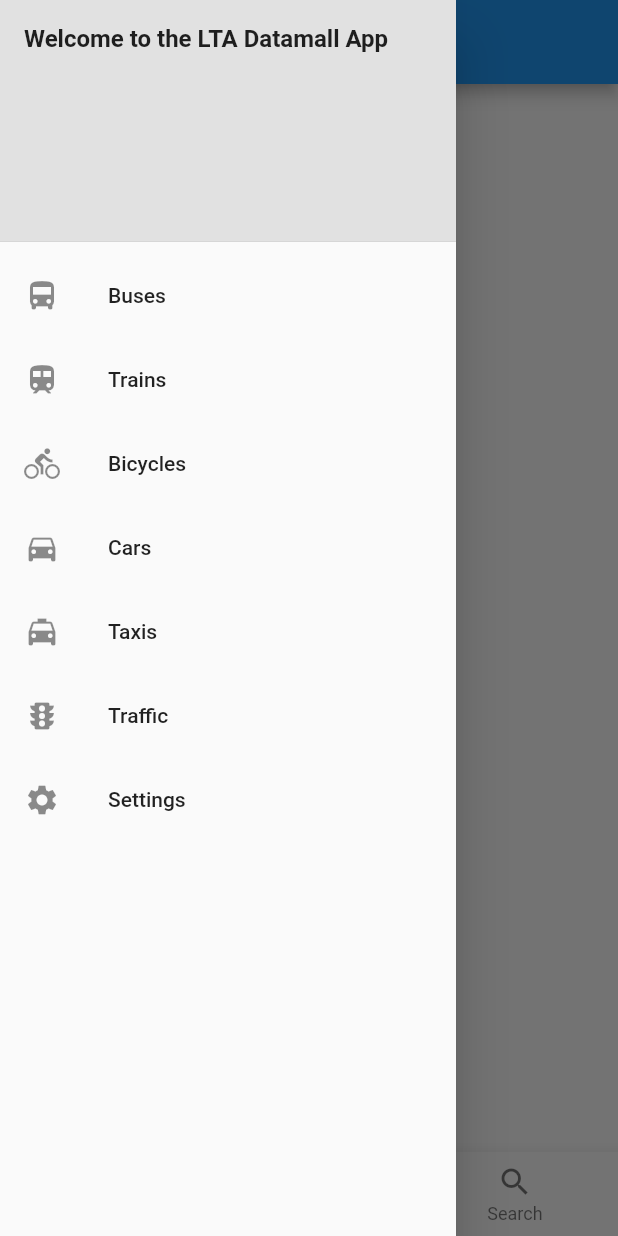
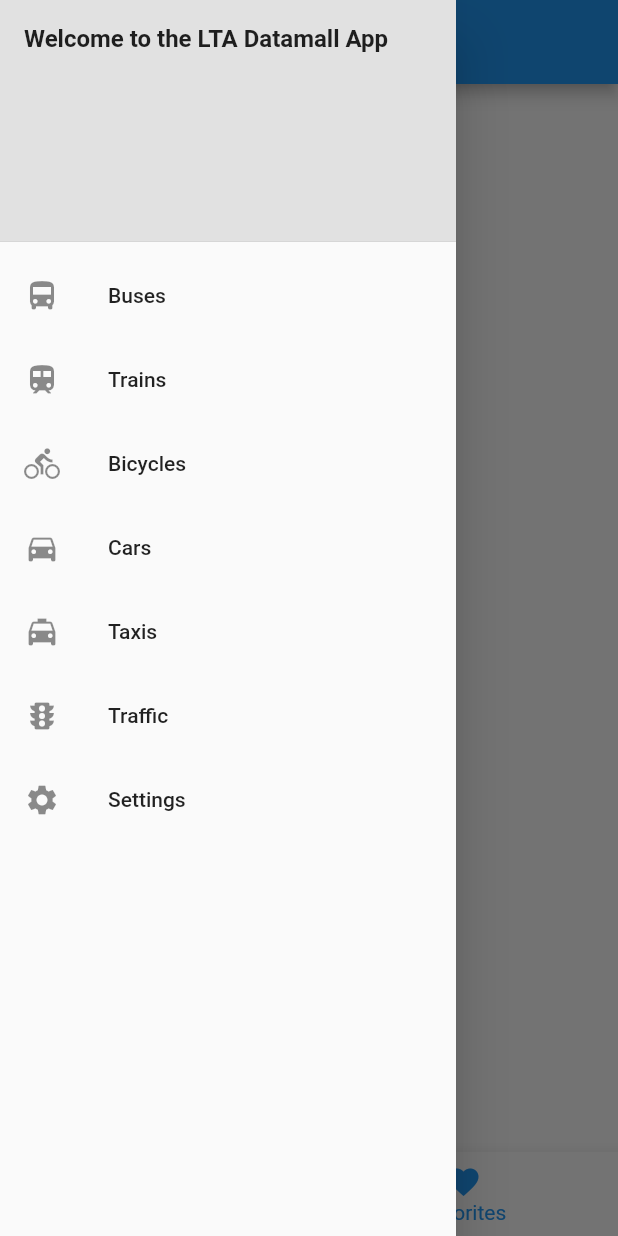
Before and after one commit to bytecrumbs/sglandtransport, a Flutter app: the screen it shows after launch, item 2 of the bottom bar chosen, with the side drawer open, on a phone screen of 412 x 824 dp. Run offline on Flutter 3.47's test engine with Material 2 defaults, Android fonts, the phone set to English and light mode, and no system bars; our stand-ins replace firebase_analytics, firebase_crashlytics, shared_preferences; accounts and stored records are empty; generated files the repository leaves out were written again; network calls fail.

Commit message:
#28 Minor refactor
Removed search view section and add to near by bus stop

```diff
--- a/lib/screens/bus/bus_stops/search_bar.dart
+++ b/lib/screens/bus/bus_stops/search_bar.dart
@@ -14,7 +14,7 @@ class SearchBar extends StatelessWidget {
         ],
         controller: _controller,
         decoration: InputDecoration(
-          labelText: 'Enter a Bus Stop number',
+          labelText: 'Enter a bus stop number',
           prefixIcon: Icon(Icons.search),
           suffixIcon: IconButton(
             icon: Icon(Icons.clear),
--- a/lib/screens/bus/main_bus_screen.dart
+++ b/lib/screens/bus/main_bus_screen.dart
@@ -4,7 +4,6 @@ import 'package:firebase_analytics/observer.dart';
 import 'package:flutter/material.dart';
 import 'package:lta_datamall_flutter/screens/bus/favorites_bus_section.dart';
 import 'package:lta_datamall_flutter/screens/bus/nearby_bus_section.dart';
-import 'package:lta_datamall_flutter/screens/bus/search_bus_section.dart';
 import 'package:lta_datamall_flutter/screens/widgets/app_drawer.dart';
 
 class MainBusScreen extends StatefulWidget {
@@ -31,7 +30,6 @@ class _MainBusScreenState extends State<MainBusScreen> {
   List<Widget> pageList = <Widget>[
     NearbyBusStops(),
     FavoriteBusStops(),
-    SearchBusStops(),
   ];
 
   @override
@@ -71,11 +69,7 @@ class _MainBusScreenState extends State<MainBusScreen> {
           BottomNavigationBarItem(
             icon: Icon(Icons.favorite),
             title: const Text('Favorites'),
-          ),
-          BottomNavigationBarItem(
-            icon: Icon(Icons.search),
-            title: const Text('Search'),
-          ),
+          )
         ],
       ),
     );
```
Also changed, not shown: lib/screens/bus/nearby_bus_section.dart (+2 -10 lines), lib/screens/bus/search_bus_section.dart (deleted, +0 -16 lines), 1 other file.
